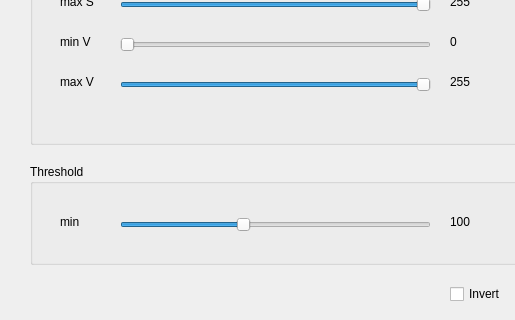
Before: the Qt Designer form hsvwindow.ui in deltaxrobot/Delta-X-Software, drawn with Qt 5; both pictures show x 0 to 515 and y 186 to 506 of the 1401 by 506 pixel window.
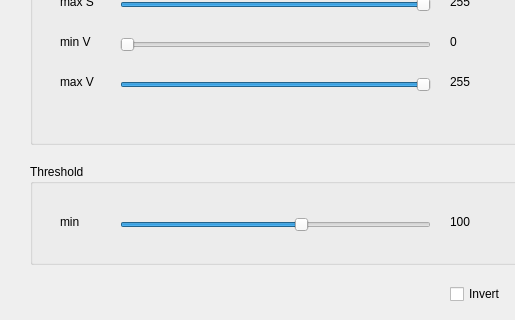
After: the same form once the commit is applied.

```diff
--- a/hsvwindow.ui
+++ b/hsvwindow.ui
@@ -321,7 +321,7 @@
      <number>255</number>
     </property>
     <property name="value">
-     <number>100</number>
+     <number>150</number>
     </property>
     <property name="orientation">
      <enum>Qt::Horizontal</enum>
```
